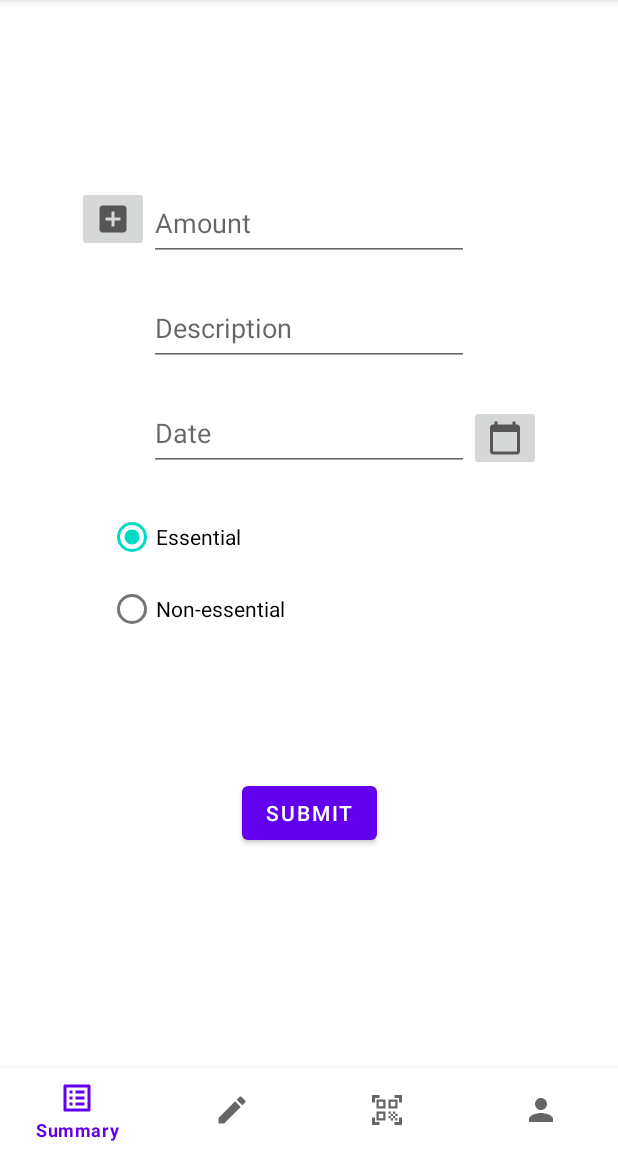
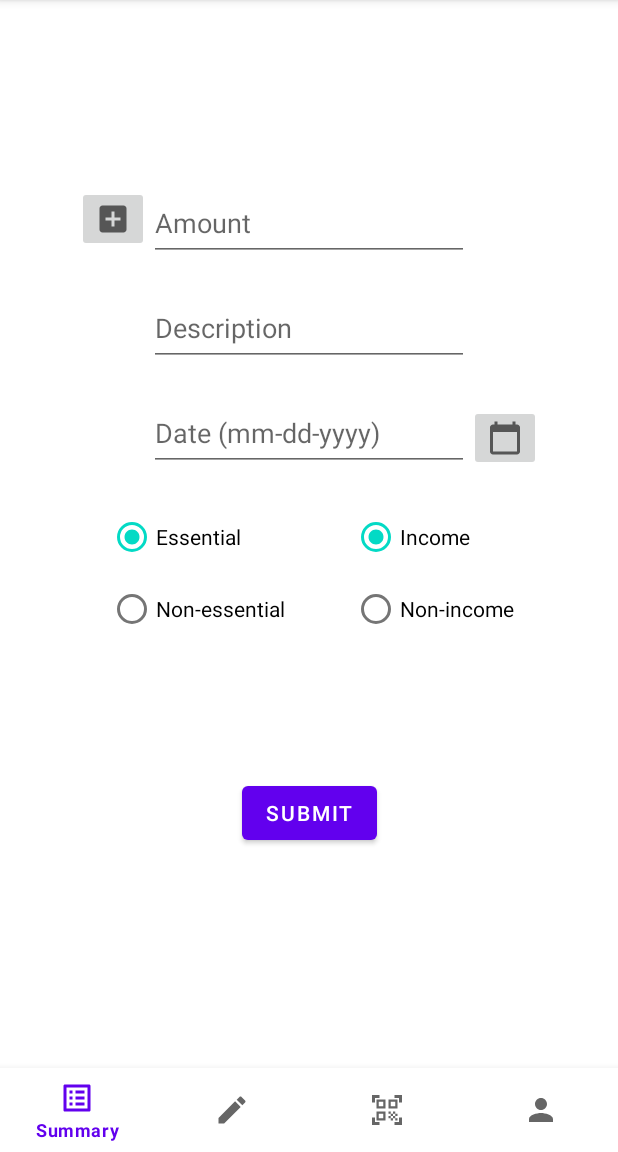
Before and after one commit to AndroidDevGroup25/BudgetTracker, an Android app: the fragment InsertFragment placed in its activity, on a phone screen of 412 x 824 dp, the part 84-1236 px from its top. Run offline under Robolectric (Android 15) with nearby library versions, the phone set to English and light mode, and no system bars; libraries missing offline, so code that uses them is left out: com.parse; 4 statements that could not run were skipped.

Commit message:
Transaction model + Insert Fragment

```diff
--- a/app/build.gradle
+++ b/app/build.gradle
@@ -32,8 +32,6 @@ android {
 }
 
 dependencies {
-//needed for Parse Setup
-    implementation 'com.github.parse-community.Parse-SDK-Android:parse:1.26.0'
     implementation 'androidx.core:core-ktx:1.7.0'
     implementation 'androidx.appcompat:appcompat:1.4.1'
     implementation 'com.google.android.material:material:1.5.0'
--- a/app/src/main/java/com/example/budgettracker/fragments/InsertFragment.kt
+++ b/app/src/main/java/com/example/budgettracker/fragments/InsertFragment.kt
@@ -2,14 +2,18 @@ package com.example.budgettracker.fragments
 
 import android.app.DatePickerDialog
 import android.os.Bundle
+import android.util.Log
 import androidx.fragment.app.Fragment
 import android.view.LayoutInflater
 import android.view.View
 import android.view.ViewGroup
 import android.widget.*
 import com.example.budgettracker.R
+import com.parse.ParseUser
+import com.example.budgettracker.Transaction
 import java.lang.Double.parseDouble
 import java.util.Calendar
+import java.util.Date
 
 
 /**
@@ -20,7 +24,7 @@ import java.util.Calendar
 class InsertFragment() : Fragment() {
     private val datePickerDialog_dateSetListener = DatePickerDialog.OnDateSetListener { datePicker: DatePicker, i: Int, i1: Int, i2: Int ->
         //show date as text in editText_date
-        editText_date.setText("$i-$i1-$i2")
+        editText_date.setText("$i1-$i2-$i")
     }
     private val imageButton_calendar_clickListener = View.OnClickListener {
         //open Date picker
@@ -32,11 +36,34 @@ class InsertFragment() : Fragment() {
         val amount = parseDouble(editText_amount.text.toString())
         val description = editText_description.text.toString()
         val date = editText_date.text.toString()
-        val type = radioGroup_transaction_type.checkedRadioButtonId
+        var isEssential = true
+        if(radioGroup_essential_type.checkedRadioButtonId != IS_ESSENTIAL) {
+            isEssential = false
+        }
+        var isIncome = true
+        if(radioGroup_income_type.checkedRadioButtonId != IS_INCOME) {
+            isIncome = false
+        }
 
-        //create Transaction object in parse
+        //create Transaction object and save to Parse
+        var transaction = Transaction()
+        transaction.setDate(Date(date))
+        transaction.setDescription(description)
+        transaction.setCost(amount)
+        transaction.setUser(ParseUser.getCurrentUser())
+        transaction.setIsEssential(isEssential)
+        transaction.setIsIncome(isIncome)
+        transaction.setCategory(0)
+        transaction.setName("Grocery")
 
-
+        transaction.saveInBackground{
+            if(it == null) {
+                Log.i(TAG, "Transaction posted")
+            }
+            else {
+                it.printStackTrace()
+            }
+        }
         //navigate to Summary fragment
     }
 
@@ -50,7 +77,8 @@ class InsertFragment() : Fragment() {
     private lateinit var editText_description: EditText
     private lateinit var editText_date: EditText
 
-    private lateinit var radioGroup_transaction_type: RadioGroup
+    private lateinit var radioGroup_essential_type: RadioGroup
+    private lateinit var radioGroup_income_type: RadioGroup
 
     private lateinit var datePickerDialog: DatePickerDialog
     private lateinit var calendar: Calendar
@@ -74,7 +102,8 @@ class InsertFragment() : Fragment() {
         editText_description = view.findViewById(R.id.editText_description)
         editText_date = view.findViewById(R.id.editText_date)
 
-        radioGroup_transaction_type = view.findViewById(R.id.radioGroup_transaction_type)
+        radioGroup_essential_type = view.findViewById(R.id.radioGroup_essential_type)
+        radioGroup_income_type = view.findViewById(R.id.radioGroup_income_type)
 
         button_submit.setOnClickListener(button_submit_clickListener)
         imageButton_calendar.setOnClickListener(imageButton_calendar_clickListener)
@@ -82,4 +111,10 @@ class InsertFragment() : Fragment() {
         calendar = Calendar.getInstance()
         datePickerDialog = DatePickerDialog(requireContext(), datePickerDialog_dateSetListener, calendar.get(Calendar.YEAR), calendar.get(Calendar.MONTH), calendar.get(Calendar.DAY_OF_MONTH))
     }
+
+    companion object {
+        val IS_ESSENTIAL = R.id.radioButton_essential
+        val IS_INCOME = R.id.radioButton_income
+        val TAG = "InsertFragment"
+    }
 }
--- a/app/src/main/java/com/example/budgettracker/fragments/SummaryFragment.kt
+++ b/app/src/main/java/com/example/budgettracker/fragments/SummaryFragment.kt
@@ -13,7 +13,7 @@ import androidx.recyclerview.widget.RecyclerView
 import com.example.budgettracker.R
 import com.parse.FindCallback
 import com.parse.ParseQuery
-import depauw.datle.instagramy.Transaction
+import com.example.budgettracker.Transaction
 
 open class SummaryFragment : Fragment() {
 
--- a/app/src/main/res/layout/fragment_insert.xml
+++ b/app/src/main/res/layout/fragment_insert.xml
@@ -51,7 +51,7 @@
         tools:src="@drawable/ic_baseline_calendar_today_24" />
 
     <RadioGroup
-        android:id="@+id/radioGroup_transaction_type"
+        android:id="@+id/radioGroup_essential_type"
         android:layout_width="wrap_content"
         android:layout_height="wrap_content"
         android:layout_marginStart="-27dp"
@@ -81,7 +81,7 @@
         android:text="@string/submit"
         app:layout_constraintEnd_toEndOf="parent"
         app:layout_constraintStart_toStartOf="parent"
-        app:layout_constraintTop_toBottomOf="@+id/radioGroup_transaction_type" />
+        app:layout_constraintTop_toBottomOf="@+id/radioGroup_essential_type" />
 
     <ImageButton
         android:id="@+id/imageButton_add"
@@ -92,4 +92,26 @@
         app:layout_constraintTop_toTopOf="@+id/editText_amount"
         tools:src="@drawable/ic_baseline_add_box_24" />
 
+    <RadioGroup
+        android:id="@+id/radioGroup_income_type"
+        android:layout_width="wrap_content"
+        android:layout_height="wrap_content"
+        android:layout_marginEnd="-30dp"
+        android:checkedButton="@id/radioButton_income"
+        app:layout_constraintEnd_toEndOf="@+id/editText_date"
+        app:layout_constraintTop_toTopOf="@+id/radioGroup_essential_type">
+
+        <RadioButton
+            android:id="@+id/radioButton_income"
+            android:layout_width="match_parent"
+            android:layout_height="wrap_content"
+            android:text="@string/income" />
+
+        <RadioButton
+            android:id="@+id/radioButton_non_income"
+            android:layout_width="match_parent"
+            android:layout_height="wrap_content"
+            android:text="@string/non_income" />
+    </RadioGroup>
+
 </androidx.constraintlayout.widget.ConstraintLayout>
--- a/app/src/main/res/values/strings.xml
+++ b/app/src/main/res/values/strings.xml
@@ -2,7 +2,7 @@
     <string name="app_name">BudgetTracker</string>
     <string name="amount_hint">Amount</string>
     <string name="description_hint">Description</string>
-    <string name="date_hint">Date</string>
+    <string name="date_hint">Date (mm-dd-yyyy)</string>
     <string name="essential">Essential</string>
     <string name="non_essential">Non-essential</string>
     <string name="submit">Submit</string>
@@ -13,5 +13,7 @@
 
     <string name="back4app_app_id">CynpZTN2rPwcGTRFzRr7fktS6T5mH7UtB0zdEt7c</string>
     <string name="back4app_client_key">y9ijzBWriOoiG9Rf48qk2mzitz765Up9gNRXAIud</string>
+    <string name="income">Income</string>
+    <string name="non_income">Non-income</string>
 
 </resources>
```
Also changed, not shown: app/src/main/java/com/example/budgettracker/Transaction.kt (+46 -11 lines).
